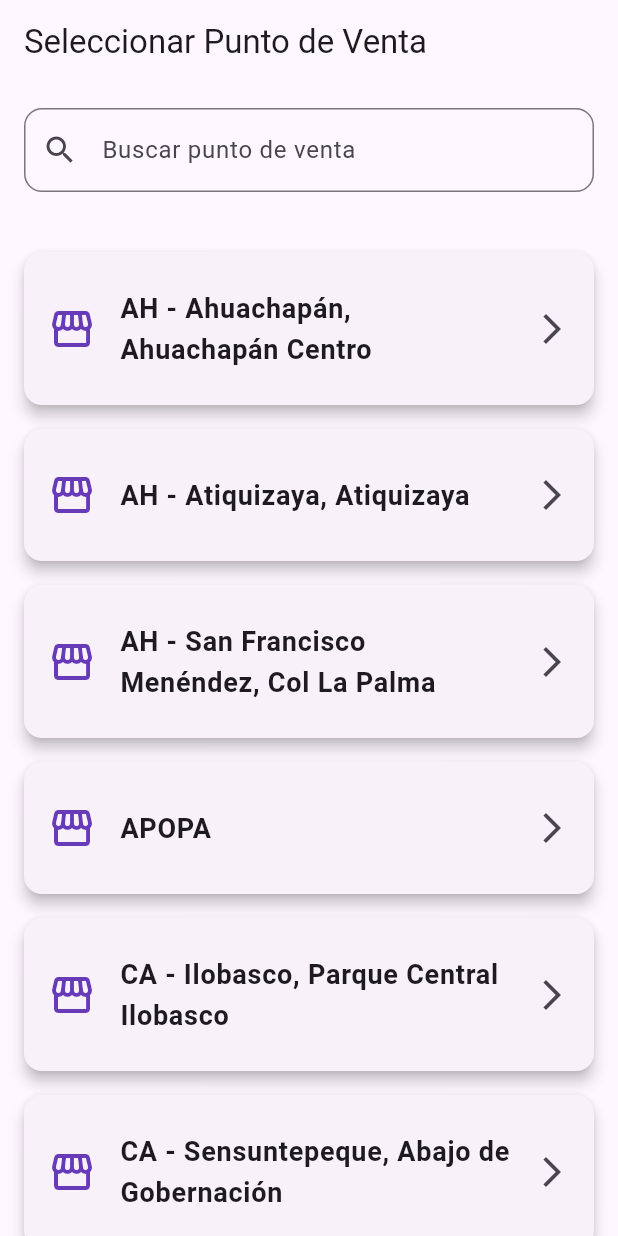
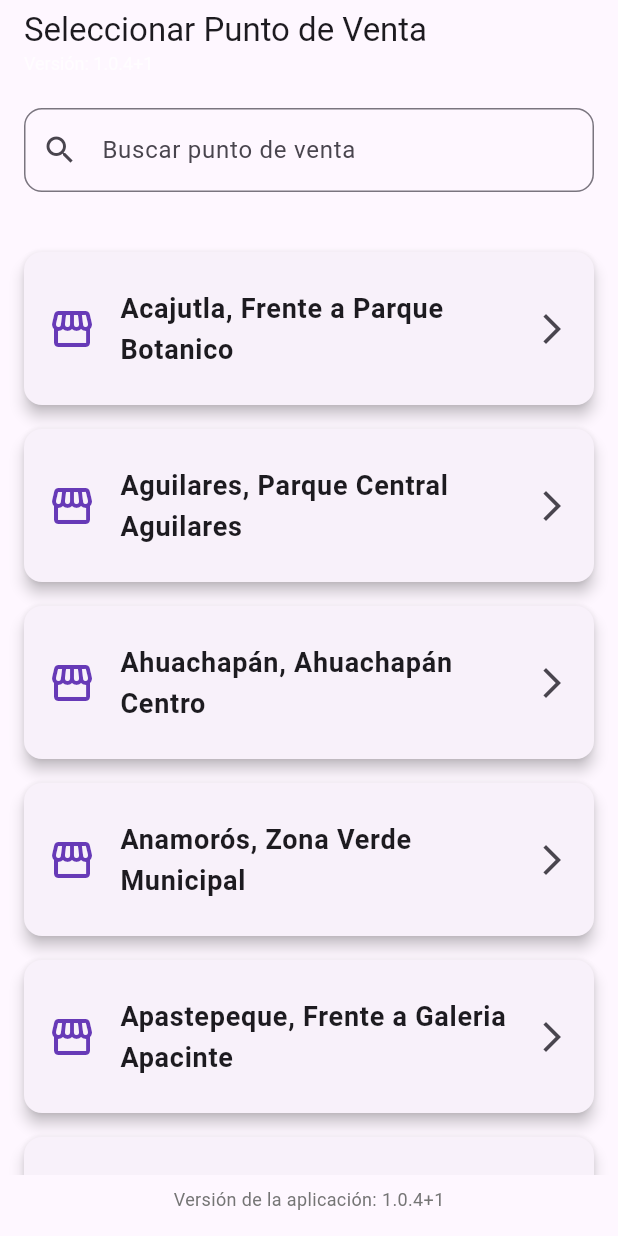
Before and after one commit to Arbenidas/Agro-listados-realease, a Flutter app: the screen it shows after launch, on a phone screen of 412 x 824 dp. Run offline on Flutter 3.47's test engine with Material 3 defaults, Android fonts, the phone set to English and light mode, and no system bars; our stand-ins replace open_filex, package_info_plus, pdf, permission_handler, share_plus, shared_preferences; missing offline and left inert: dart:html, flutter_listados, universal_html.

Commit message:
Cambios en el versionamiento y cambios en el nombre de los puntos

```diff
--- a/lib/main.dart
+++ b/lib/main.dart
@@ -1,8 +1,66 @@
+import 'package:agro_listados/models/puntos_despacho.dart';
+import 'package:agro_listados/pages/product_management_page.dart';
 import 'package:flutter/material.dart';
-import 'package:flutter_listados/pages/product_management_page.dart';
+import 'package:package_info_plus/package_info_plus.dart'; // ✅ Importado para obtener la versión de la app
+import 'package:shared_preferences/shared_preferences.dart'; // ✅ Importado para guardar la versión
+import 'package:flutter/foundation.dart'; // ✅ Importado para kIsWeb
+import 'package:universal_html/html.dart' as html; // ✅ Importado para recargar en la web
 
-void main() {
+// ✅ Define una GlobalKey para el Navigator, necesaria para mostrar un diálogo
+//    antes de que la app se construya completamente o desde una función async.
+final GlobalKey<NavigatorState> navigatorKey = GlobalKey<NavigatorState>();
+
+Future<void> main() async {
+  WidgetsFlutterBinding.ensureInitialized();
+  await _checkVersionAndPromptUpdate(); // ✅ Llama a la función de verificación de versión
   runApp(const MyApp());
+}
+
+// ✅ Nueva función para verificar la versión y solicitar actualización
+Future<void> _checkVersionAndPromptUpdate() async {
+  if (kIsWeb) { // ✅ Solo ejecuta esta lógica si estamos en la web
+    PackageInfo packageInfo = await PackageInfo.fromPlatform();
+    // Combina la versión y el número de build
+    final currentAppVersion = '${packageInfo.version}+${packageInfo.buildNumber}';
+
+    final prefs = await SharedPreferences.getInstance();
+    final storedVersion = prefs.getString('app_version');
+
+    debugPrint('Versión actual de la app (pubspec): $currentAppVersion');
+    debugPrint('Versión almacenada en el navegador: $storedVersion');
+
+    if (storedVersion != null && storedVersion != currentAppVersion) {
+      debugPrint('¡Nueva versión detectada! (Antigua: $storedVersion, Nueva: $currentAppVersion)');
+      // Retrasa la muestra del diálogo para asegurar que el Navigator esté listo
+      WidgetsBinding.instance.addPostFrameCallback((_) {
+        // Asegúrate de que el contexto del Navigator esté disponible
+        if (navigatorKey.currentState != null && navigatorKey.currentState!.context.mounted) {
+          showDialog(
+            context: navigatorKey.currentState!.context, // ✅ Usa la GlobalKey
+            barrierDismissible: false, // El usuario debe interactuar con el diálogo
+            builder: (context) => AlertDialog(
+              title: const Text('¡Actualización Disponible!'),
+              content: const Text('Se ha detectado una nueva versión de la aplicación. Por favor, haz clic en "Recargar" para obtener las últimas mejoras.'),
+              actions: [
+                TextButton(
+                  onPressed: () {
+                    debugPrint('Recargando la página...');
+                    html.window.location.reload(); // ✅ Recarga la página
+                  },
+                  child: const Text('Recargar Ahora'),
+                ),
+              ],
+            ),
+          );
+        } else {
+          debugPrint('Advertencia: El contexto del navegador no está disponible para mostrar el diálogo de actualización.');
+        }
+      });
+    }
+
+    // Siempre guarda la versión actual para la próxima vez
+    await prefs.setString('app_version', currentAppVersion);
+  }
 }
 
 class MyApp extends StatelessWidget {
@@ -18,6 +76,7 @@ class MyApp extends StatelessWidget {
         useMaterial3: true,
       ),
       home: const MyHomePage(title: 'Seleccionar Punto de Venta'),
+      navigatorKey: navigatorKey, // ✅ Asigna la GlobalKey al MaterialApp
     );
   }
 }
@@ -33,69 +92,7 @@ class MyHomePage extends StatefulWidget {
 class _MyHomePageState extends State<MyHomePage> {
   final _searchController = TextEditingController();
   Map<String, String> _filteredPuntos = {};
-
-  final Map<String, String> puntos = {
-    "AH - Ahuachapán, Ahuachapán Centro": "Punto042",
-    "AH - Atiquizaya, Atiquizaya": "Punto031",
-    "AH - San Francisco Menéndez, Col La Palma": "Punto001",
-    "SA - Chalchuapa, Cancha de futbol Reparto Guadalupano": "Punto005",
-    "Congo": "Punto049",
-    "SA - Metapán, Mercado Ex Rastro": "Punto004",
-    "SA - Santa Ana, Colonia El Palmar": "Punto002",
-    "SA - Santa Ana, Skate Park Colonia El Ivu": "Punto003",
-    "SO - Armenia, Parque de Armenia": "Punto006",
-    "SO - Izalco, Parque Ecológico de Izalco": "Punto007",
-    "SO - Juayua, Juayua": "Punto032",
-    "SO - Sonsonate, Plaza Gastronomica El Angel": "Punto041",
-    "CH - Chalatenango, Parqueo Municipal Barrio El Chile": "Punto047",
-    "CH - Nueva Concepción, Predio en oficinas de CENTA Nueva Concepción": "Punto009",
-    "LL - Ciudad Arce, Zona Verde Santa Rosa Las Lomas": "Punto011",
-    "LL - Colón, Distrito 2 Nuevo Lourdes": "Punto048",
-    "LL - Puerto de La Libertad, Parqueo Anexo Alcaldía Municipal": "Punto037",
-    "LL - Quezaltepeque, Parque Norberto Moran": "Punto013",
-    "LL - San Juan Opico, Terminal de Autobuses": "Punto012",
-    "LL - Santa Tecla, Parque Daniel Hernandez": "Punto014",
-    "LL - Santa Tecla, Santa Tecla 2": "Punto060",
-    "LL - Zaragoza, Plaza Las Banderas": "Punto050",
-    "SS - Aguilares, Parque Central Aguilares": "Punto043",
-    "SS - Ayutuxtepeque, Plaza Municipal de Ayutuxtepeque": "Punto035",
-    "SS - Ciudad Delgado, Plaza Monseñor Romero": "Punto016",
-    "SS - Ilopango, Ticsa": "Punto017",
-    "SS - Mejicanos, Mercado Zacamil": "Punto015",
-    "SS - San Marcos, Paque Joya Esperanza  Y Paz": "Punto021",
-    "SS - San Martin, San Martín": "Punto018",
-    "SS - Santo Tomas, Santo Tomas": "Punto033",
-    "SS - Soyapango, Redondel de Unicentro": "Punto019",
-    "CU - Cojutepeque, Parque Las Alamedas": "Punto023",
-    "CU - Suchitoto, Frente a Gasolinera Valle del Señor": "Punto044",
-    "LP - Olocuilta, Parque Ecológico": "Punto045",
-    "CA - Ilobasco, Parque Central Ilobasco": "Punto038",
-    "CA - Sensuntepeque, Abajo de Gobernación": "Punto022",
-    "SV - Apastepeque, Frente a Galeria Apacinte": "Punto052",
-    "SV - San Vicente, Esquina Cancha Tacon": "Punto025",
-    "US - Berlín, Ex Rastro Municipal": "Punto058",
-    "US - El Triunfo, Estadio Municipal": "Punto054",
-    "US - Jiquilisco, Zona Verde Frente a Penal": "Punto030",
-    "US - Santiago de María, Santiago de María": "Punto034",
-    "US - Usulután, Mercado Municipal No 5": "Punto040",
-    "SM - Chinameca, Parque Central de Chinameca": "Punto028",
-    "SM - Ciudad Barrios, Tiangue Municipal": "Punto053",
-    "SM - El Tránsito, El Tránsito": "Punto061",
-    "SM - San Miguel, Centro de Gobierno Municipal San Miguel": "Punto029",
-    "SM - San Miguel, Estadio Barraza": "Punto057",
-    "MO - Corinto, Barrio Las Delicias": "Punto055",
-    "MO - Jocoro, Colonia Nueva Jocoro": "Punto056",
-    "MO - Meanguera, Col. La Planta": "Punto027",
-    "MO - San Francisco Gotera, Campo de la Feria": "Punto046",
-    "LU - Anamorós, Zona Verde Municipal": "Punto059",
-    "LU - La Unión, Sector El Amate": "Punto026",
-    "LU - Santa Rosa de Lima, Terminal de Buses Santa Rosa de Lima": "Punto039",
-    "SO - Acajutla, Frente a Parque Botanico": "Punto008",
-    "CH - El Paraíso, Cancha Techada de Parque Municipal El Paraiso": "Punto010",
-    "CU - San Rafael Cedros, Frente a la Alcaldía de San Rafael Cedros": "Punto051",
-    "LP - Zacatecoluca, Plaza Civica": "Punto024",
-    "APOPA":"Punto020"
-  };
+  String _appVersion = 'Cargando...'; // ✅ Variable para almacenar la versión
 
   @override
   void initState() {
@@ -105,6 +102,7 @@ class _MyHomePageState extends State<MyHomePage> {
         ..sort((a, b) => a.key.toLowerCase().compareTo(b.key.toLowerCase())),
     );
     _searchController.addListener(_filterPuntos);
+    _loadAppVersion(); // ✅ Carga la versión al inicio
   }
 
   @override
@@ -125,11 +123,29 @@ class _MyHomePageState extends State<MyHomePage> {
     });
   }
 
+  // ✅ Nueva función para cargar la versión de la aplicación
+  Future<void> _loadAppVersion() async {
+    PackageInfo packageInfo = await PackageInfo.fromPlatform();
+    setState(() {
+      _appVersion = '${packageInfo.version}+${packageInfo.buildNumber}';
+    });
+  }
+
   @override
   Widget build(BuildContext context) {
     return Scaffold(
       appBar: AppBar(
-        title: Text(widget.title),
+        // ✅ Usar un Column para mostrar el título y la versión
+        title: Column(
+          crossAxisAlignment: CrossAxisAlignment.start,
+          children: [
+            Text(widget.title),
+            Text(
+              'Versión: $_appVersion', // ✅ Muestra la versión aquí
+              style: const TextStyle(fontSize: 12, color: Colors.white70),
+            ),
+          ],
+        ),
       ),
       body: Column(
         children: [
@@ -180,7 +196,7 @@ class _MyHomePageState extends State<MyHomePage> {
                         entry.key,
                         style: const TextStyle(
                           fontWeight: FontWeight.bold,
-                          fontSize: 18, // Aumenta el tamaño de la fuente
+                          fontSize: 18,
                         ),
                       ),
                       trailing: const Icon(Icons.arrow_forward_ios),
@@ -190,6 +206,14 @@ class _MyHomePageState extends State<MyHomePage> {
               },
             ),
           ),
+          // ✅ Mostrar la versión también en la parte inferior del cuerpo
+          Padding(
+            padding: const EdgeInsets.only(bottom: 16.0, top: 8.0),
+            child: Text(
+              'Versión de la aplicación: $_appVersion',
+              style: TextStyle(fontSize: 12, color: Colors.grey[600]),
+            ),
+          ),
         ],
       ),
     );
--- /dev/null
+++ b/lib/models/puntos_despacho.dart
@@ -0,0 +1,62 @@
+final Map<String, String> puntos = {
+    "Atiquizaya, Atiquizaya": "Punto031",
+    "Ahuachapán, Ahuachapán Centro": "Punto042",
+    "San Francisco Menéndez, Col La Palma": "Punto001",
+    "Chalchuapa, Cancha de futbol Reparto Guadalupano": "Punto005",
+    "Congo": "Punto049",
+    "Metapán, Mercado Ex Rastro": "Punto004",
+    "Santa Ana, Colonia El Palmar": "Punto002",
+    "Santa Ana, Skate Park Colonia El Ivu": "Punto003",
+    "Armenia, Parque de Armenia": "Punto006",
+    "Izalco, Parque Ecológico de Izalco": "Punto007",
+    "Juayua, Juayua": "Punto032",
+    "Sonsonate, Plaza Gastronomica El Angel": "Punto041",
+    "Chalatenango, Parqueo Municipal Barrio El Chile": "Punto047",
+    "Nueva Concepción, Predio en oficinas de CENTA Nueva Concepción": "Punto009",
+    "Ciudad Arce, Zona Verde Santa Rosa Las Lomas": "Punto011",
+    "Colón, Distrito 2 Nuevo Lourdes": "Punto048",
+    "Puerto de La Libertad, Parqueo Anexo Alcaldía Municipal": "Punto037",
+    "Quezaltepeque, Parque Norberto Moran": "Punto013",
+    "San Juan Opico, Terminal de Autobuses": "Punto012",
+    "Santa Tecla, Parque Daniel Hernandez": "Punto014",
+    "Santa Tecla, Santa Tecla 2": "Punto060",
+    "Zaragoza, Plaza Las Banderas": "Punto050",
+    "Aguilares, Parque Central Aguilares": "Punto043",
+    "Ayutuxtepeque, Plaza Municipal de Ayutuxtepeque": "Punto035",
+    "Ciudad Delgado, Plaza Monseñor Romero": "Punto016",
+    "Ilopango, Ticsa": "Punto017",
+    "Mejicanos, Mercado Zacamil": "Punto015",
+    "San Marcos, Paque Joya Esperanza  Y Paz": "Punto021",
+    "San Martin, San Martín": "Punto018",
+    "Santo Tomas, Santo Tomas": "Punto033",
+    "Soyapango, Redondel de Unicentro": "Punto019",
+    "Cojutepeque, Parque Las Alamedas": "Punto023",
+    "Suchitoto, Frente a Gasolinera Valle del Señor": "Punto044",
+    "Olocuilta, Parque Ecológico": "Punto045",
+    "Ilobasco, Parque Central Ilobasco": "Punto038",
+    "Sensuntepeque, Abajo de Gobernación": "Punto022",
+    "Apastepeque, Frente a Galeria Apacinte": "Punto052",
+    "San Vicente, Esquina Cancha Tacon": "Punto025",
+    "Berlín, Ex Rastro Municipal": "Punto058",
+    "El Triunfo, Estadio Municipal": "Punto054",
+    "Jiquilisco, Zona Verde Frente a Penal": "Punto030",
+    "Santiago de María, Santiago de María": "Punto034",
+    "Usulután, Mercado Municipal No 5": "Punto040",
+    "Chinameca, Parque Central de Chinameca": "Punto028",
+    "Ciudad Barrios, Tiangue Municipal": "Punto053",
+    "El Tránsito, El Tránsito": "Punto061",
+    "San Miguel, Centro de Gobierno Municipal San Miguel": "Punto029",
+    "San Miguel, Estadio Barraza": "Punto057",
+    "Corinto, Barrio Las Delicias": "Punto055",
+    "Jocoro, Colonia Nueva Jocoro": "Punto056",
+    "Meanguera, Col. La Planta": "Punto027",
+    "San Francisco Gotera, Campo de la Feria": "Punto046",
+    "Anamorós, Zona Verde Municipal": "Punto059",
+    "La Unión, Sector El Amate": "Punto026",
+    "Santa Rosa de Lima, Terminal de Buses Santa Rosa de Lima": "Punto039",
+    "Acajutla, Frente a Parque Botanico": "Punto008",
+    "El Paraíso, Cancha Techada de Parque Municipal El Paraiso": "Punto010",
+    "San Rafael Cedros, Frente a la Alcaldía de San Rafael Cedros": "Punto051",
+    "Zacatecoluca, Plaza Civica": "Punto024",
+    "APOPA":"Punto020"
+  };
--- a/lib/widgets/ProductSearchSheet.dart
+++ b/lib/widgets/ProductSearchSheet.dart
@@ -1,8 +1,9 @@
 // lib/widgets/product_search_sheet.dart
 
+import 'package:agro_listados/models/default_units.dart';
+import 'package:agro_listados/models/product.dart';
 import 'package:flutter/material.dart';
-import 'package:flutter_listados/models/default_units.dart';
-import 'package:flutter_listados/models/product.dart';
+// ignore: depend_on_referenced_packages
 
 class ProductSearchSheet extends StatefulWidget {
   final Map<String, String> productosDisponibles;
--- a/pubspec.yaml
+++ b/pubspec.yaml
@@ -1,4 +1,4 @@
-name: flutter_listados
+name: agro_listados
 description: "A new Flutter project."
 # The following line prevents the package from being accidentally published to
 # pub.dev using `flutter pub publish`. This is preferred for private packages.
@@ -16,7 +16,7 @@ publish_to: 'none' # Remove this line if you wish to publish to pub.dev
 # https://developer.apple.com/library/archive/documentation/General/Reference/InfoPlistKeyReference/Articles/CoreFoundationKeys.html
 # In Windows, build-name is used as the major, minor, and patch parts
 # of the product and file versions while build-number is used as the build suffix.
-version: 1.0.0+1
+version: 1.0.4
 
 environment:
   sdk: ^3.9.0
@@ -49,6 +49,7 @@ dependencies:
   uuid: ^4.2.1 # Para generar IDs únicos, si no la tienes
   share_plus: ^7.0.2 # Asegúrate de tenerlo, es necesario para compartir en móvil/desktop
   archive: ^3.4.9    # Asegúrate de tenerlo
+  package_info_plus: ^5.0.0 # O la versión más reciente
 
 
 dev_dependencies:
```
Also changed, not shown: lib/pages/product_management_page.dart (+4 -7 lines), pubspec.lock, 3 other files.
